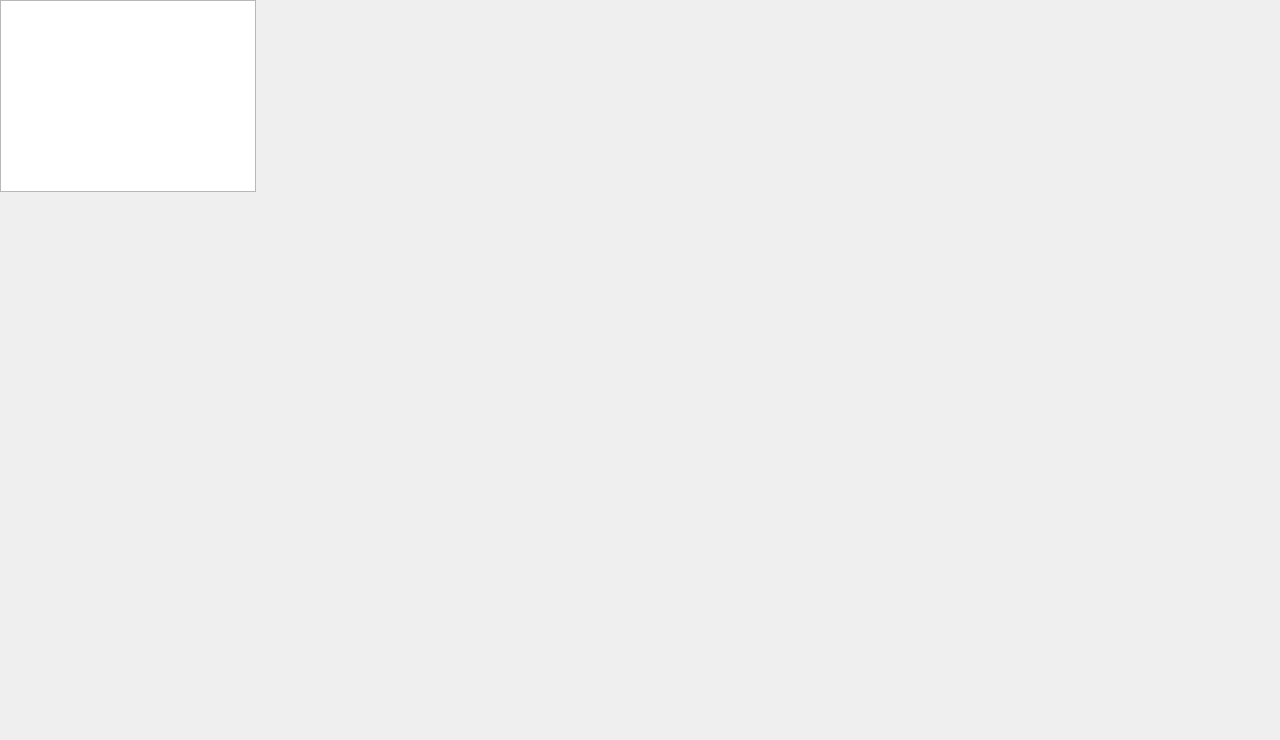
First picture: the form in Encroachment/multiplayer.ui, repository XJulianSalazarX/Proyecto_Final, before the edit.
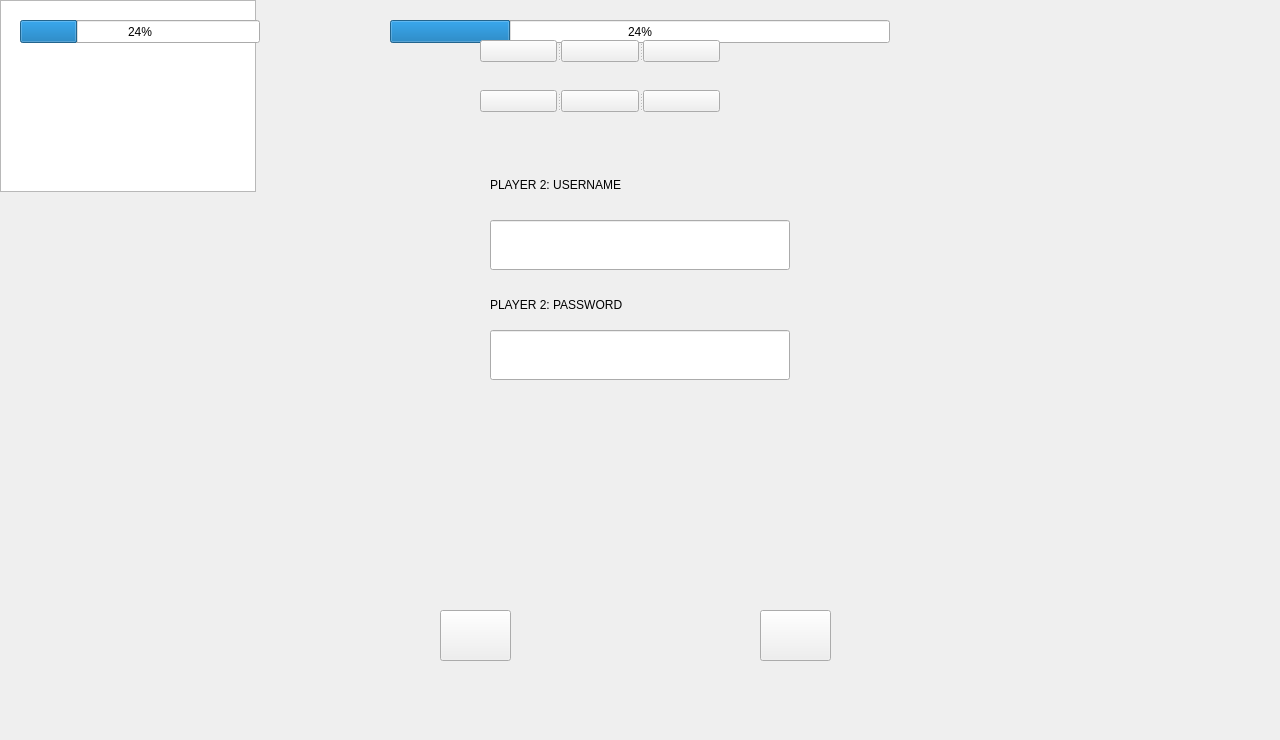
Second picture: the form after the edit. Icons and pictures are not drawn.

Diff of the .ui file:
```diff
--- a/Encroachment/multiplayer.ui
+++ b/Encroachment/multiplayer.ui
@@ -23,6 +23,166 @@
     </rect>
    </property>
   </widget>
+  <widget class="QLabel" name="label">
+   <property name="geometry">
+    <rect>
+     <x>490</x>
+     <y>160</y>
+     <width>300</width>
+     <height>50</height>
+    </rect>
+   </property>
+   <property name="text">
+    <string>PLAYER 2: USERNAME</string>
+   </property>
+  </widget>
+  <widget class="QLabel" name="label_2">
+   <property name="geometry">
+    <rect>
+     <x>490</x>
+     <y>280</y>
+     <width>300</width>
+     <height>50</height>
+    </rect>
+   </property>
+   <property name="text">
+    <string>PLAYER 2: PASSWORD</string>
+   </property>
+  </widget>
+  <widget class="QLineEdit" name="username">
+   <property name="geometry">
+    <rect>
+     <x>490</x>
+     <y>220</y>
+     <width>300</width>
+     <height>50</height>
+    </rect>
+   </property>
+  </widget>
+  <widget class="QLineEdit" name="password">
+   <property name="geometry">
+    <rect>
+     <x>490</x>
+     <y>330</y>
+     <width>300</width>
+     <height>50</height>
+    </rect>
+   </property>
+  </widget>
+  <widget class="QPushButton" name="next">
+   <property name="geometry">
+    <rect>
+     <x>760</x>
+     <y>610</y>
+     <width>71</width>
+     <height>51</height>
+    </rect>
+   </property>
+   <property name="styleSheet">
+    <string notr="true">border-image: url(:/images/play.png);</string>
+   </property>
+   <property name="text">
+    <string/>
+   </property>
+  </widget>
+  <widget class="QPushButton" name="back">
+   <property name="geometry">
+    <rect>
+     <x>440</x>
+     <y>610</y>
+     <width>71</width>
+     <height>51</height>
+    </rect>
+   </property>
+   <property name="styleSheet">
+    <string notr="true">border-image: url(:/images/back.png);</string>
+   </property>
+   <property name="text">
+    <string/>
+   </property>
+  </widget>
+  <widget class="QProgressBar" name="progressBar">
+   <property name="geometry">
+    <rect>
+     <x>20</x>
+     <y>20</y>
+     <width>240</width>
+     <height>23</height>
+    </rect>
+   </property>
+   <property name="value">
+    <number>24</number>
+   </property>
+  </widget>
+  <widget class="QProgressBar" name="progressBar_2">
+   <property name="geometry">
+    <rect>
+     <x>390</x>
+     <y>20</y>
+     <width>500</width>
+     <height>23</height>
+    </rect>
+   </property>
+   <property name="value">
+    <number>24</number>
+   </property>
+  </widget>
+  <widget class="QSplitter" name="levels">
+   <property name="geometry">
+    <rect>
+     <x>480</x>
+     <y>40</y>
+     <width>240</width>
+     <height>22</height>
+    </rect>
+   </property>
+   <property name="orientation">
+    <enum>Qt::Horizontal</enum>
+   </property>
+   <widget class="QPushButton" name="level1">
+    <property name="text">
+     <string/>
+    </property>
+   </widget>
+   <widget class="QPushButton" name="level2">
+    <property name="text">
+     <string/>
+    </property>
+   </widget>
+   <widget class="QPushButton" name="level3">
+    <property name="text">
+     <string/>
+    </property>
+   </widget>
+  </widget>
+  <widget class="QSplitter" name="characteres">
+   <property name="geometry">
+    <rect>
+     <x>480</x>
+     <y>90</y>
+     <width>240</width>
+     <height>22</height>
+    </rect>
+   </property>
+   <property name="orientation">
+    <enum>Qt::Horizontal</enum>
+   </property>
+   <widget class="QPushButton" name="character1">
+    <property name="text">
+     <string/>
+    </property>
+   </widget>
+   <widget class="QPushButton" name="character2">
+    <property name="text">
+     <string/>
+    </property>
+   </widget>
+   <widget class="QPushButton" name="character3">
+    <property name="text">
+     <string/>
+    </property>
+   </widget>
+  </widget>
  </widget>
  <resources/>
  <connections/>
```
